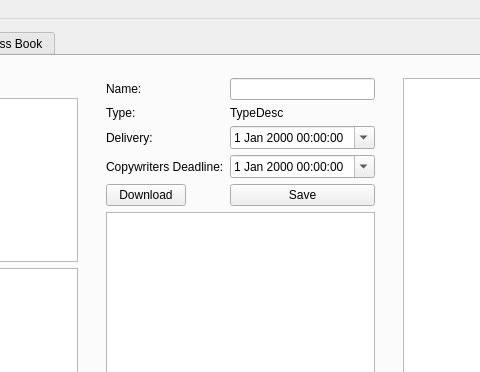
Before: the Qt Designer form mainwindow.ui in lazin87/KotkaSource, drawn with Qt 5; both pictures show x 124 to 604 and y 0 to 372 of the 730 by 489 pixel window.
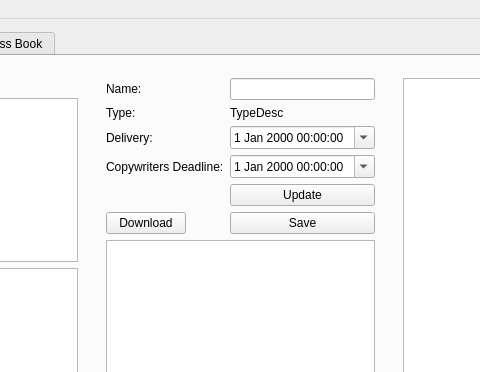
After: the same form once the commit is applied.

```diff
--- a/mainwindow.ui
+++ b/mainwindow.ui
@@ -129,20 +129,27 @@
                </property>
               </widget>
              </item>
-             <item row="4" column="0">
+             <item row="5" column="0">
               <widget class="QPushButton" name="downloadButton">
                <property name="text">
                 <string>Download</string>
                </property>
               </widget>
              </item>
-             <item row="4" column="1">
+             <item row="5" column="1">
               <widget class="QPushButton" name="saveButton">
                <property name="text">
                 <string>Save</string>
                </property>
               </widget>
              </item>
+             <item row="4" column="1">
+              <widget class="QPushButton" name="updateButton">
+               <property name="text">
+                <string>Update</string>
+               </property>
+              </widget>
+             </item>
             </layout>
            </item>
            <item row="6" column="0">
```
Left out of the diff: 21 changed lines with no effect on the pictures.
